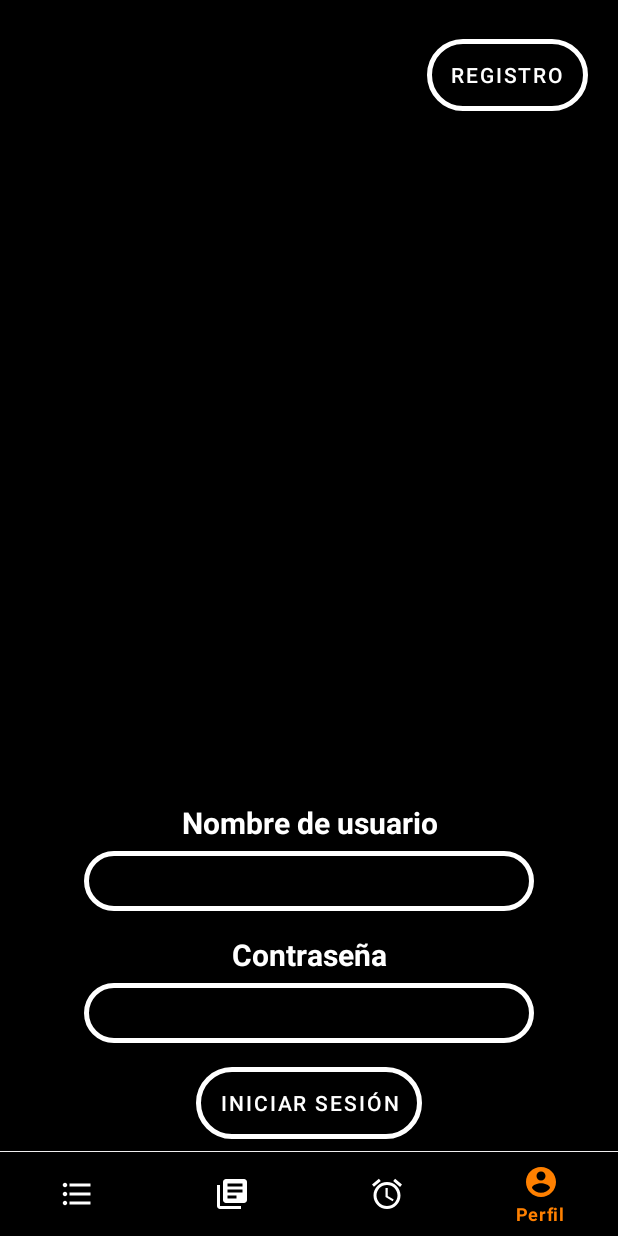
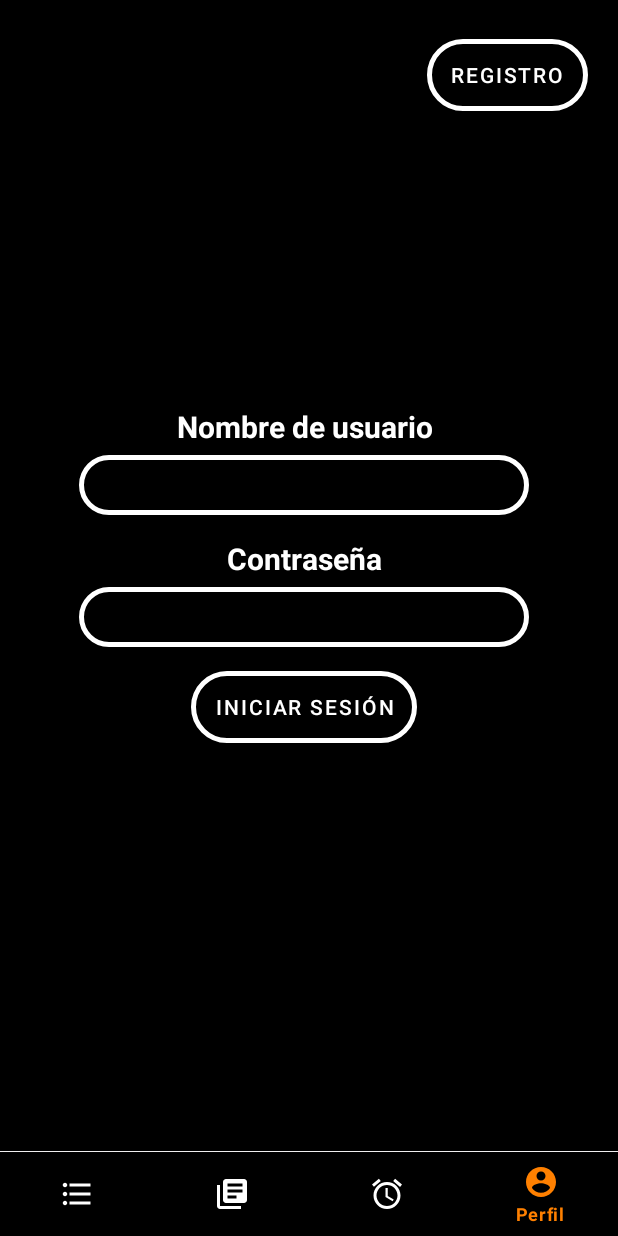
Before and after one commit to antoniocuadros/EasyMeal, an Android app: the Fragmentoperfil screen opened through its navigation route, on a phone screen of 412 x 824 dp. Run offline under Robolectric (Android 15) with nearby library versions, the phone set to English and light mode, and no system bars; our stand-ins replace Room's generated code, navigation-ui; libraries missing offline, so code that uses them is left out: me.relex.circleindicator; plain views replace CircleIndicator3; 1 statement that could not run was skipped.

Commit message:
Minor fixes

```diff
--- a/src/app/src/main/java/com/acl/easymeal/fragmentos/Fragmentoperfil.kt
+++ b/src/app/src/main/java/com/acl/easymeal/fragmentos/Fragmentoperfil.kt
@@ -35,6 +35,7 @@ class Fragmentoperfil : Fragment() {
     private lateinit var nombre_usuario:TextView
     private lateinit var boton_anadir_receta: CardView
     private lateinit var boton_cerrar_sesion:MaterialButton
+    private lateinit var mis_recetas_text:TextView
 
     private lateinit var slider_mis_recetas: ViewPager2
     private lateinit var indicador_slider_mis_recetas: CircleIndicator3
@@ -73,6 +74,7 @@ class Fragmentoperfil : Fragment() {
         if(mis_recetas.size == 0){
             slider_mis_recetas.visibility = View.GONE
             indicador_slider_mis_recetas.visibility = View.GONE
+            mis_recetas_text.visibility = View.GONE
         }
         Toast.makeText(requireContext(), mis_recetas.toString(), Toast.LENGTH_SHORT).show()
         slider_mis_recetas.adapter = SliderRecetasAdapter(mis_recetas, requireContext())
@@ -239,5 +241,6 @@ class Fragmentoperfil : Fragment() {
         slider_mis_recetas = view.findViewById(R.id.slider_mis_recetas)
         indicador_slider_mis_recetas = view.findViewById(R.id.indicador_slider_mis_recetas)
         boton_cerrar_sesion = view.findViewById(R.id.boton_cerrar_sesion)
+        mis_recetas_text = view.findViewById(R.id.mis_recetas_text)
     }
 }
--- a/src/app/src/main/res/layout/fragmento_perfil.xml
+++ b/src/app/src/main/res/layout/fragmento_perfil.xml
@@ -45,10 +45,11 @@
                 android:layout_alignParentStart="true"
                 android:layout_alignParentTop="true"
                 android:layout_alignParentEnd="true"
-                android:layout_alignParentBottom="true"
-                android:layout_marginTop="200dp"
-                android:layout_marginBottom="200dp"
+                android:layout_marginStart="-3dp"
+                android:layout_marginTop="136dp"
+                android:layout_marginEnd="3dp"
                 android:background="@color/black"
+                android:foregroundGravity="center"
                 android:gravity="center"
                 android:orientation="vertical">
 
@@ -71,9 +72,8 @@
                     android:layout_marginTop="5dp"
                     android:background="@drawable/inputdecorado"
                     android:gravity="center"
-                    android:textColor="@color/white"
                     android:inputType="text"
-                    />
+                    android:textColor="@color/white" />
 
                 <TextView
                     android:layout_width="match_parent"
@@ -95,24 +95,24 @@
                     android:layout_marginTop="5dp"
                     android:background="@drawable/inputdecorado"
                     android:gravity="center"
-                    android:textColor="@color/white"
                     android:inputType="textPassword"
                     android:maxLines="1"
-                    />
+                    android:textColor="@color/white" />
+
                 <TextView
-                    android:visibility="gone"
                     android:id="@+id/error_login"
                     android:layout_width="match_parent"
                     android:layout_height="wrap_content"
+                    android:layout_marginLeft="30dp"
+                    android:layout_marginTop="5dp"
+                    android:layout_marginRight="30dp"
+                    android:layout_marginBottom="5dp"
                     android:gravity="center"
                     android:text="aaaaaaaaaaaaaaaaaaaaaaaaaaaaaaaaaaaaa"
-                    android:layout_marginLeft="30dp"
-                    android:layout_marginRight="30dp"
-                    android:layout_marginTop="5dp"
-                    android:layout_marginBottom="5dp"
                     android:textColor="@color/rojo"
                     android:textSize="15dp"
                     android:textStyle="bold"
+                    android:visibility="gone"
 
                     />
 
@@ -127,8 +127,7 @@
                     android:text="Iniciar Sesión"
                     app:cornerRadius="30dp"
                     app:strokeColor="@color/white"
-                    app:strokeWidth="3dp"
-                    />
+                    app:strokeWidth="3dp" />
             </LinearLayout>
 
 
@@ -156,8 +155,6 @@
                 app:strokeColor="@color/white"
                 app:strokeWidth="3dp" />
             <LinearLayout
-
-
                 android:layout_width="match_parent"
                 android:layout_height="match_parent"
                 android:background="@color/black"
@@ -221,6 +218,7 @@
                 </androidx.cardview.widget.CardView>
 
                 <TextView
+                    android:id="@+id/mis_recetas_text"
                     android:layout_width="match_parent"
                     android:layout_height="wrap_content"
                     android:textColor="@color/white"
```
